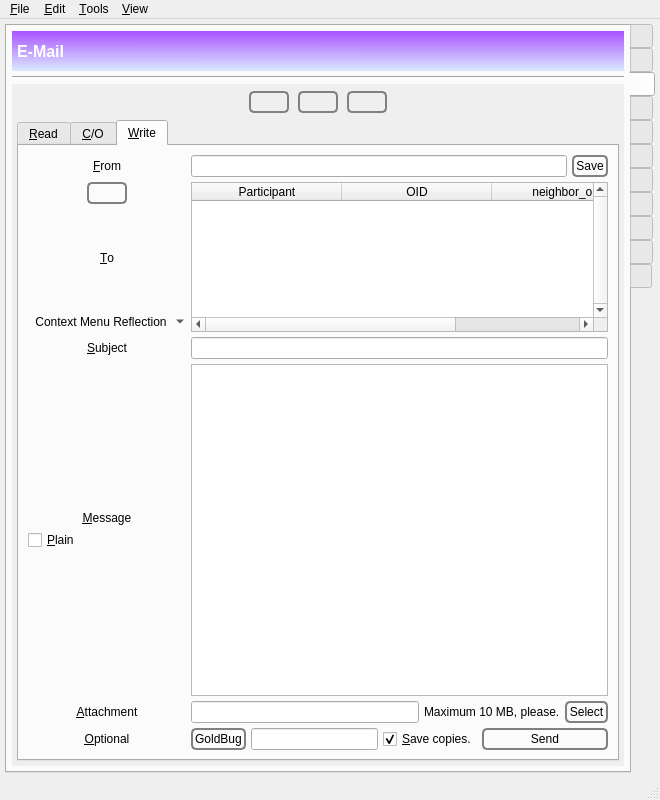
Qt form branches/trunk/GoldBug-UI/controlcenter.ui (textbrowser/spot-on) before a commit.
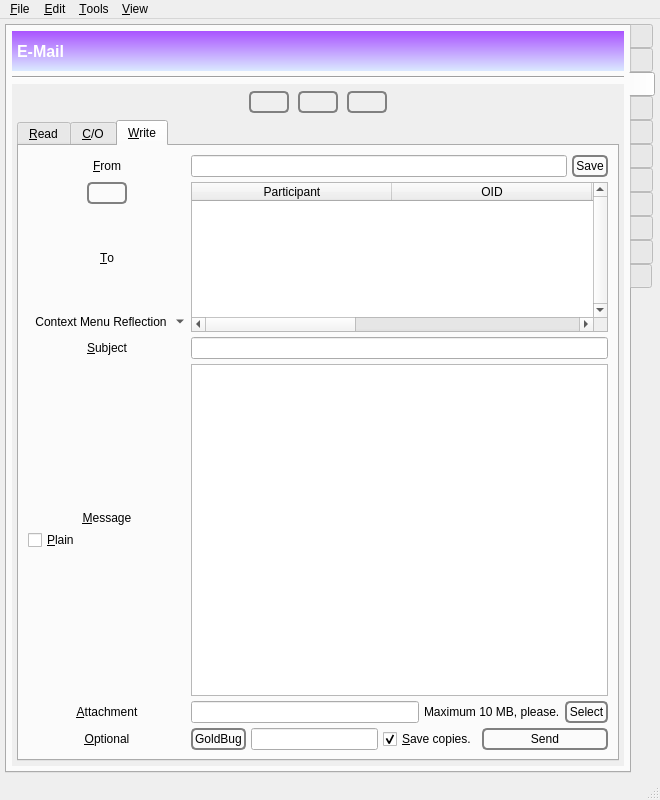
The same form after that commit. The open tabs and pages were chosen to show the change. Icons and pictures are not drawn. Custom widgets are drawn as their Qt base class.

Commit message: E-mail forward secrecy. New icon.

```diff
--- a/branches/trunk/GoldBug-UI/controlcenter.ui
+++ b/branches/trunk/GoldBug-UI/controlcenter.ui
@@ -1223,8 +1223,8 @@
             <rect>
              <x>0</x>
              <y>0</y>
-             <width>633</width>
-             <height>632</height>
+             <width>570</width>
+             <height>674</height>
             </rect>
            </property>
            <layout class="QVBoxLayout" name="verticalLayout_55">
@@ -2538,7 +2538,7 @@
                        <bool>true</bool>
                       </property>
                       <attribute name="horizontalHeaderDefaultSectionSize">
-                       <number>150</number>
+                       <number>200</number>
                       </attribute>
                       <attribute name="horizontalHeaderStretchLastSection">
                        <bool>true</bool>
@@ -2563,6 +2563,11 @@
                         <string>public_key_hash</string>
                        </property>
                       </column>
+                      <column>
+                       <property name="text">
+                        <string>Forward Secrecy Information</string>
+                       </property>
+                      </column>
                      </widget>
                     </item>
                    </layout>
```
Left out of the diff: 36 changed lines with no effect on the pictures. The commit also changes 9 other files.
